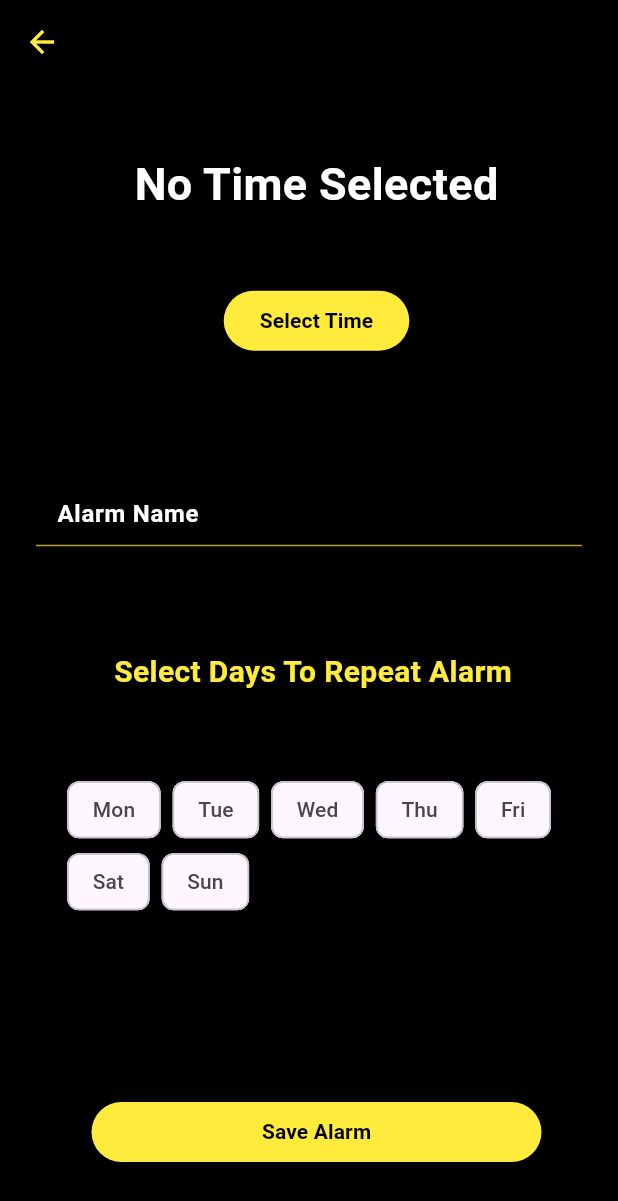
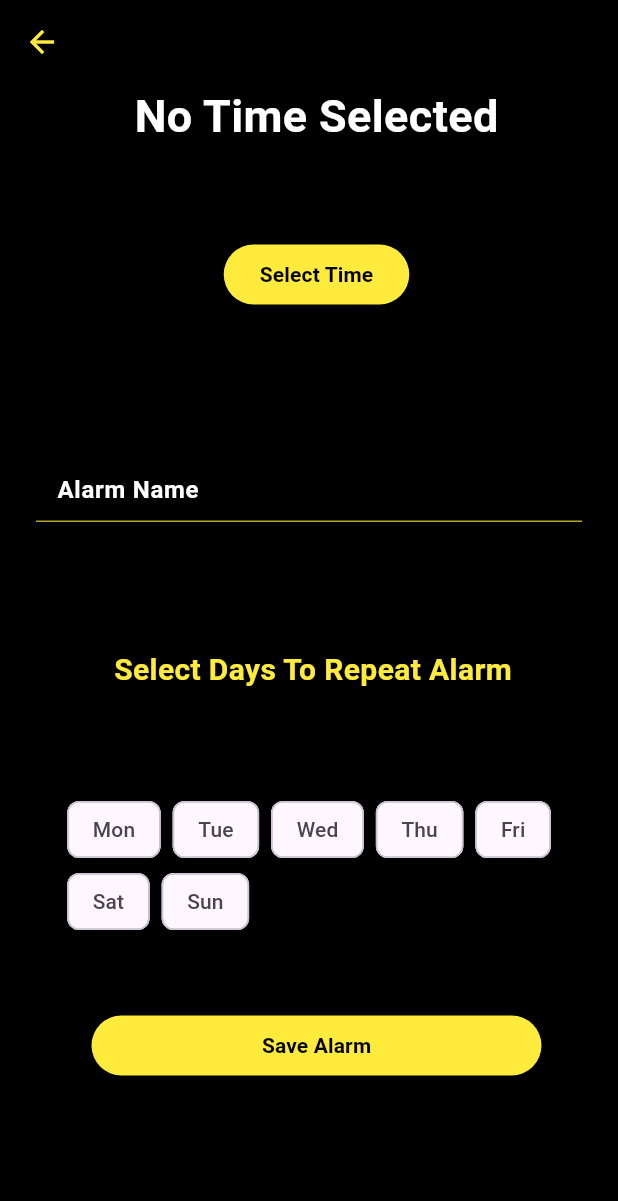
Before and after one commit to SyedZayyur110/alaram_clock_app-technolyte, a Flutter app: the Alarmset screen opened directly, on a phone screen of 412 x 824 dp. Shown: the top 1201 px of the screen. Run offline on Flutter 3.47's test engine with Material 3 defaults, Android fonts, the phone set to English and light mode, and no system bars; our stand-ins replace audioplayers, flutter_local_notifications, get, shared_preferences, shimmer, shimmer_animation and 1 more; missing offline and left inert: android_alarm_manager_plus, workmanager; accounts and stored records are empty.

Commit message:
initial commit

```diff
--- a/lib/Screens/Alarmset.dart
+++ b/lib/Screens/Alarmset.dart
@@ -17,11 +17,17 @@ class Alarmset extends StatefulWidget {
 class _AlarmsetState extends State<Alarmset> {
   final U = GlobalKey<FormState>();
   TimeOfDay? selectedTime;
+  final msgcntrl = TextEditingController();
   TimeOfDay? newAlarm;
   List<int> selectedDays = [];
   @override
+  void dispose() {
+    msgcntrl.dispose();
+    super.dispose();
+  }
+  @override
     Widget build(BuildContext context) {
-    final msgcntrl = TextEditingController();
+
     return Scaffold(
       backgroundColor: Colors.black,
       appBar: AppBar(
@@ -36,7 +42,8 @@ class _AlarmsetState extends State<Alarmset> {
        icon: Icon(Icons.arrow_back,color: Colors.yellow,)),
         ],
       ),
-      body:  Column(
+      body:  SingleChildScrollView(
+        child: Column(
           mainAxisAlignment: MainAxisAlignment.spaceEvenly,
           children: [
             Padding(
@@ -48,6 +55,7 @@ class _AlarmsetState extends State<Alarmset> {
                 style: TextStyle(fontSize: 30,color: Colors.white,fontWeight: FontWeight.bold),
               ),
             ),
+            SizedBox(height: 60,),
             Padding(
               padding: const EdgeInsets.only(left:10),
               child: ElevatedButton(
@@ -63,6 +71,7 @@ class _AlarmsetState extends State<Alarmset> {
                 },
               ),
             ),
+            SizedBox(height: 60,),
             Padding(
               padding: const EdgeInsets.all(24.0),
               child: CustomField(
@@ -71,11 +80,13 @@ class _AlarmsetState extends State<Alarmset> {
 
               ),
             ),
+            SizedBox(height: 60,),
             Text(
               " Select Days To Repeat Alarm",style: TextStyle(color: Colors.yellow,
             fontSize: 20, fontWeight: FontWeight.bold),
 
             ),
+            SizedBox(height: 60,),
             Padding(
               padding: const EdgeInsets.symmetric(horizontal: 16, vertical: 8),
               child: Wrap(
@@ -102,7 +113,7 @@ class _AlarmsetState extends State<Alarmset> {
               ),
             ),
 
-          SizedBox(height: 20),
+            SizedBox(height: 40),
             Padding(
               padding: const EdgeInsets.only(left: 10),
               child: ElevatedButton(
@@ -125,6 +136,7 @@ class _AlarmsetState extends State<Alarmset> {
                       (
                         id: now.millisecondsSinceEpoch % 2147483647,
                         dateTime: dtime,
+                        createdAt: now,
                         description: msgcntrl.text.toString(),
                         enabled: true,
                           repeatDays: selectedDays,
@@ -133,6 +145,7 @@ class _AlarmsetState extends State<Alarmset> {
                     ScaffoldMessenger.of(context).showSnackBar(
                       SnackBar(
                         backgroundColor: Colors.yellow,
+                        duration: Duration(seconds: 1),
                         content: Text(
                           "Alarm set for ${selectedTime?.format(context)} "
                               "${selectedDays.isEmpty ? '' : 'on ${selectedDays.length} day(s)'}",
@@ -147,6 +160,7 @@ class _AlarmsetState extends State<Alarmset> {
             ),
           ],
         ),
+      ),
     );
   }
 }
--- a/lib/models/alarm.dart
+++ b/lib/models/alarm.dart
@@ -3,6 +3,7 @@ import 'package:flutter/material.dart';
 class Alarm {
   int id;
   DateTime dateTime;
+  DateTime createdAt;
   TimeOfDay? time;
   String? description;
   List<int> repeatDays;
@@ -11,17 +12,18 @@ class Alarm {
   Alarm({
     required this.id,
     required this.dateTime,
+    required this.createdAt,
     this.description,
     this.enabled = true,
-    this.repeatDays= const [],
+    this.repeatDays = const [],
     this.time,
   });
 
-  /////// Method to convert json String to object ///////////
   factory Alarm.fromJson(Map<String, dynamic> json) {
     return Alarm(
       id: json['id'],
       dateTime: DateTime.parse(json['dateTime']),
+      createdAt: DateTime.parse(json['createdAt']),
       description: json['description'],
       enabled: json['enabled'] ?? true,
       repeatDays: List<int>.from(json['repeatDays'] ?? []),
@@ -34,11 +36,11 @@ class Alarm {
     );
   }
 
-  ////// Method to convert object to json String ///////////
   Map<String, dynamic> toJson() {
     return {
-       'id':id,
+      'id': id,
       'dateTime': dateTime.toIso8601String(),
+      'createdAt': createdAt.toIso8601String(),
       'description': description,
       'enabled': enabled,
       'repeatDays': repeatDays,
@@ -51,8 +53,9 @@ class Alarm {
   }
 
   Alarm copyWith({
-    int ? id,
+    int? id,
     DateTime? dateTime,
+    DateTime? createdAt,
     String? description,
     bool? enabled,
     List<int>? repeatDays,
@@ -61,9 +64,10 @@ class Alarm {
     return Alarm(
       id: id ?? this.id,
       dateTime: dateTime ?? this.dateTime,
+      createdAt: createdAt ?? this.createdAt,
       description: description ?? this.description,
       enabled: enabled ?? this.enabled,
-      repeatDays: repeatDays??this.repeatDays,
+      repeatDays: repeatDays ?? this.repeatDays,
       time: time ?? this.time,
     );
   }
--- a/lib/models/dailyrotiune.dart
+++ b/lib/models/dailyrotiune.dart
@@ -19,7 +19,9 @@ class Dailyrotiune {
     int? wakeHour,
     int? wakeMinute,
     bool? enabled,
-  }) {
+  })
+
+  {
     return Dailyrotiune(
       sleepHour: sleepHour ?? this.sleepHour,
       sleepMinute: sleepMinute ?? this.sleepMinute,
```
Also changed, not shown: lib/Notification.dart (+11 -4 lines), lib/Screens/AlarmRingingScreen.dart (+8 -6 lines), lib/Screens/BedWakeSelector.dart (renamed from lib/Screens/DailyRotiune.dart, +40 -25 lines), lib/Screens/HomeScreen.dart (+34 -32 lines). Lines whose indentation alone changed are shown as unchanged.
